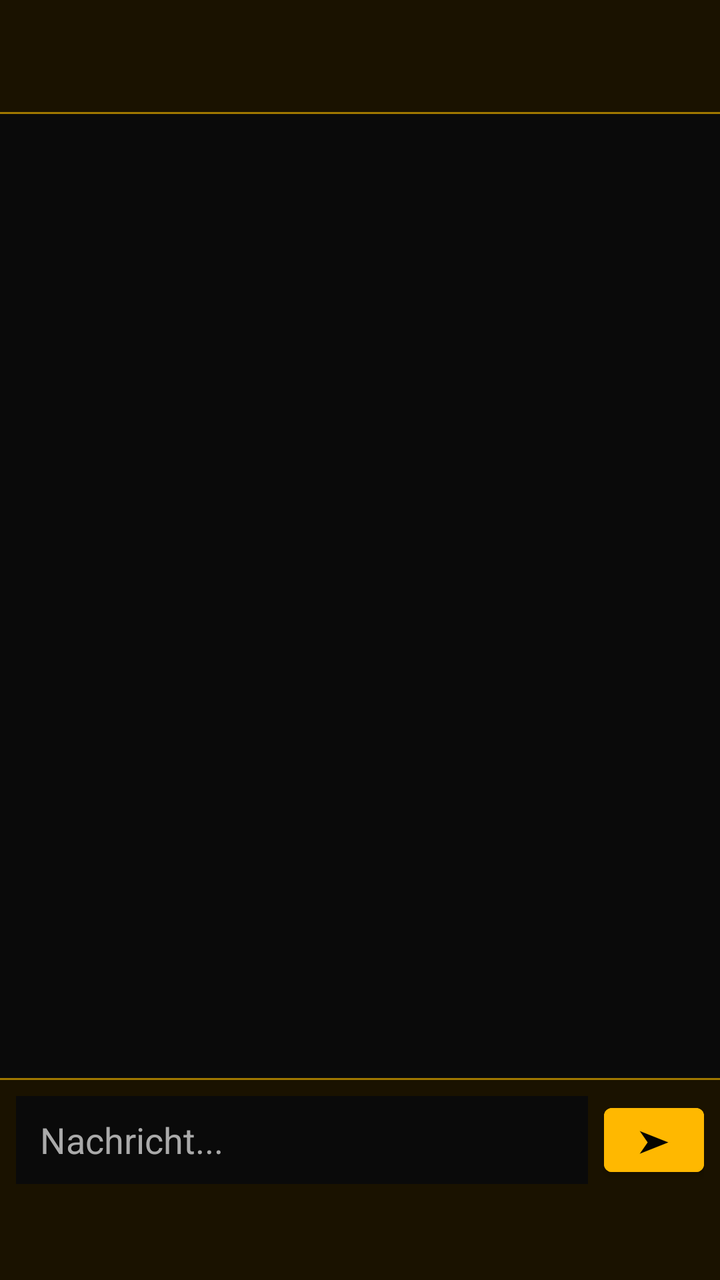
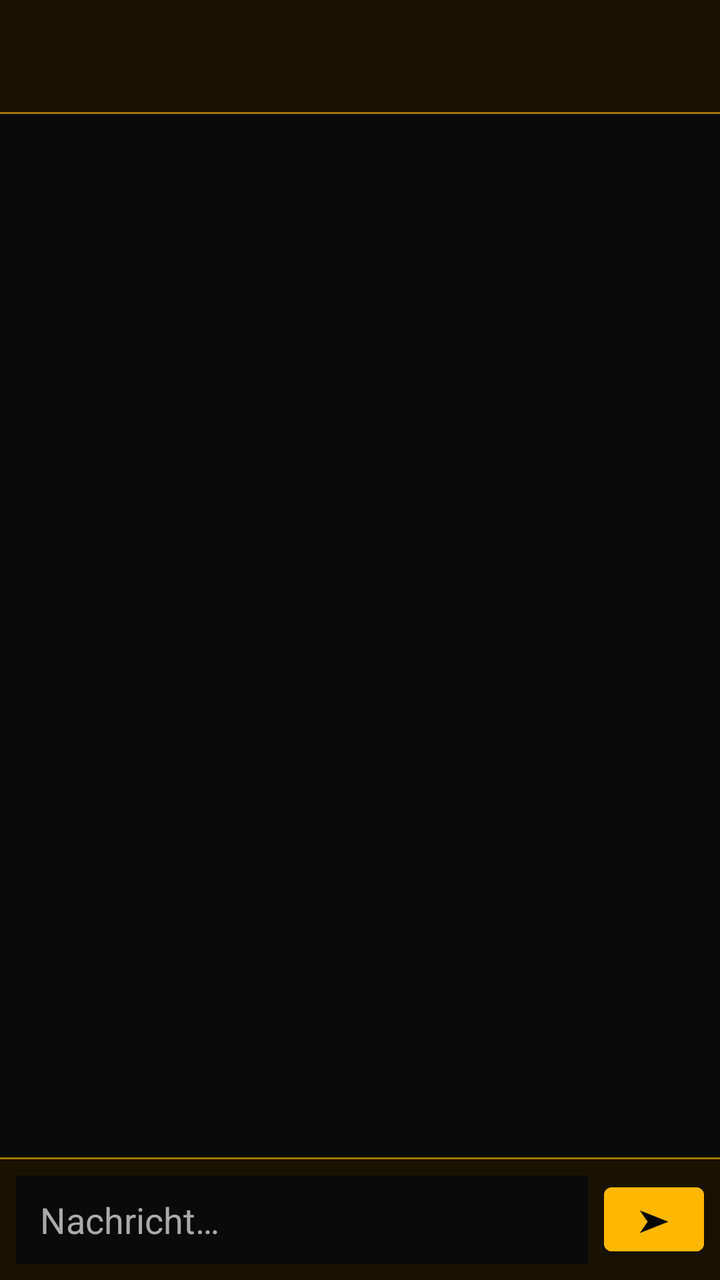

Before-and-after screenshots of an Android layout around one commit, followed by the original layout XML and the change that was made.
<!-- AndroidManifest.xml: application theme Theme.BAF -->
<!-- res/layout/fragment_private_chat.xml -->
<?xml version="1.0" encoding="utf-8"?>
<LinearLayout xmlns:android="http://schemas.android.com/apk/res/android"
    android:layout_width="match_parent"
    android:layout_height="match_parent"
    android:orientation="vertical"
    android:background="@color/baf_background">

    <LinearLayout
        android:layout_width="match_parent"
        android:layout_height="56dp"
        android:orientation="horizontal"
        android:background="@color/baf_card"
        android:gravity="center_vertical"
        android:padding="12dp">

        <TextView
            android:id="@+id/privateChatBack"
            android:layout_width="wrap_content"
            android:layout_height="wrap_content"
            android:text="←"
            android:textColor="@color/baf_gold"
            android:textSize="22sp"
            android:padding="8dp"
            android:clickable="true"
            android:focusable="true"/>

        <TextView
            android:id="@+id/privateChatTitle"
            android:layout_width="wrap_content"
            android:layout_height="wrap_content"
            android:textColor="@color/baf_gold"
            android:textSize="17sp"
            android:textStyle="bold"
            android:layout_marginStart="8dp"/>

    </LinearLayout>

    <View
        android:layout_width="match_parent"
        android:layout_height="1dp"
        android:background="@color/baf_gold_dark"/>

    <androidx.recyclerview.widget.RecyclerView
        android:id="@+id/privateChatRecycler"
        android:layout_width="match_parent"
        android:layout_height="0dp"
        android:layout_weight="1"
        android:padding="8dp"
        android:clipToPadding="false"
        android:background="@color/baf_background"/>

    <View
        android:layout_width="match_parent"
        android:layout_height="1dp"
        android:background="@color/baf_gold_dark"/>

    <LinearLayout
        android:layout_width="match_parent"
        android:layout_height="wrap_content"
        android:orientation="horizontal"
        android:background="@color/baf_card"
        android:paddingStart="8dp"
        android:paddingEnd="8dp"
        android:paddingTop="8dp"
        android:paddingBottom="48dp"
        android:gravity="center_vertical">

        <EditText
            android:id="@+id/privateChatInput"
            android:layout_width="0dp"
            android:layout_height="44dp"
            android:layout_weight="1"
            android:hint="Nachricht..."
            android:textColor="@color/baf_text_primary"
            android:textColorHint="@color/baf_text_secondary"
            android:background="@color/baf_background"
            android:paddingStart="12dp"
            android:paddingEnd="12dp"
            android:inputType="text"
            android:maxLines="1"/>

        <Button
            android:id="@+id/privateChatSend"
            android:layout_width="50dp"
            android:layout_height="44dp"
            android:text="➤"
            android:textColor="@color/baf_black"
            android:textSize="16sp"
            android:layout_marginStart="8dp"
            android:backgroundTint="@color/baf_gold"/>

    </LinearLayout>

</LinearLayout>
<!-- resources referenced by this layout -->
<resources>
  <color name="baf_background">#0A0A0A</color>
  <color name="baf_black">#050500</color>
  <color name="baf_card">#1A1200</color>
  <color name="baf_gold">#FFB800</color>
  <color name="baf_gold_dark">#A07800</color>
  <color name="baf_text_primary">#FFFFFF</color>
  <color name="baf_text_secondary">#AAAAAA</color>
  <style name="Theme.BAF" parent="Theme.MaterialComponents.DayNight.NoActionBar">
          <item name="colorPrimary">@color/baf_gold</item>
          <item name="colorPrimaryVariant">@color/baf_gold_dark</item>
          <item name="colorOnPrimary">@color/baf_black</item>
          <item name="colorSecondary">@color/baf_gold</item>
          <item name="colorOnSecondary">@color/baf_black</item>
          <item name="android:windowBackground">@color/baf_background</item>
          <item name="android:statusBarColor">@color/baf_black</item>
          <item name="android:navigationBarColor">@color/baf_black</item>
      </style>
</resources>

<!-- the commit's change to res/layout/fragment_private_chat.xml (unified diff, before → after) -->
@@ -5,6 +5,7 @@
     android:orientation="vertical"
     android:background="@color/baf_background">
 
+    
     <LinearLayout
         android:layout_width="match_parent"
         android:layout_height="56dp"
@@ -40,6 +41,7 @@
         android:layout_height="1dp"
         android:background="@color/baf_gold_dark"/>
 
+    
     <androidx.recyclerview.widget.RecyclerView
         android:id="@+id/privateChatRecycler"
         android:layout_width="match_parent"
@@ -54,6 +56,7 @@
         android:layout_height="1dp"
         android:background="@color/baf_gold_dark"/>
 
+    
     <LinearLayout
         android:layout_width="match_parent"
         android:layout_height="wrap_content"
@@ -62,22 +65,26 @@
         android:paddingStart="8dp"
         android:paddingEnd="8dp"
         android:paddingTop="8dp"
-        android:paddingBottom="48dp"
+        android:paddingBottom="8dp"
         android:gravity="center_vertical">
 
         <EditText
             android:id="@+id/privateChatInput"
             android:layout_width="0dp"
-            android:layout_height="44dp"
+            android:layout_height="wrap_content"
             android:layout_weight="1"
-            android:hint="Nachricht..."
+            android:minHeight="44dp"
+            android:hint="Nachricht…"
             android:textColor="@color/baf_text_primary"
             android:textColorHint="@color/baf_text_secondary"
             android:background="@color/baf_background"
             android:paddingStart="12dp"
             android:paddingEnd="12dp"
-            android:inputType="text"
-            android:maxLines="1"/>
+            android:paddingTop="10dp"
+            android:paddingBottom="10dp"
+            android:inputType="text|textCapSentences"
+            android:maxLines="1"
+            android:imeOptions="actionSend"/>
 
         <Button
             android:id="@+id/privateChatSend"
